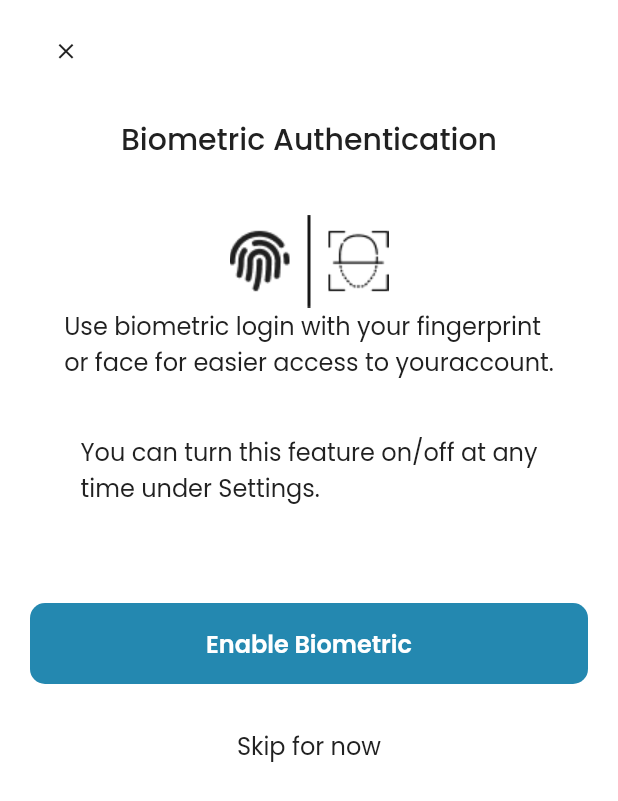
After one commit to sholarrh/compact_pay, a Flutter app: the Biometric_Auth screen opened directly, on a phone screen of 412 x 824 dp. The commit adds this screen. Shown: the top 801 px of the screen. Run offline on Flutter 3.47's test engine with Material 2 defaults, Android fonts, the light colour scheme and no system bars; our stand-ins replace google_fonts; statements that could not run were skipped.

Commit message:
third commit

```diff
--- /dev/null
+++ b/lib/screens/auth/Biometric Verification/biometric_auth.dart
@@ -0,0 +1,102 @@
+import 'package:flutter/material.dart';
+
+import '../../../utils/app_colors.dart';
+import '../../../widgets/my_button.dart';
+import '../../../widgets/my_text.dart';
+
+class Biometric_Auth extends StatefulWidget {
+  const Biometric_Auth({Key? key}) : super(key: key);
+
+  @override
+  State<Biometric_Auth> createState() => _Biometric_AuthState();
+}
+
+class _Biometric_AuthState extends State<Biometric_Auth> {
+  @override
+  Widget build(BuildContext context) {
+    return Scaffold(
+      backgroundColor: white,
+      body: SingleChildScrollView(
+        child: SafeArea(
+          child: Padding(
+            padding: const EdgeInsets.only(left: 20, right: 20),
+            child: Center(
+              child: Column(
+                children: [
+                  Padding(
+                    padding: const EdgeInsets.only(top: 10,),
+                    child: Row(
+                      mainAxisAlignment: MainAxisAlignment.start,
+                      children: [
+                        IconButton(
+                          icon: const Icon(Icons.close),
+                          color: black2121,
+                          iconSize: 17,
+                          onPressed: () {
+                            Navigator.pop(context);
+                          },
+                        ),
+                      ],
+                    ),
+                  ),
+                  SizedBox(height:20),
+
+                  MyText('Biometric Authentication',
+                    fontSize: 20,
+                    fontWeight: FontWeight.w500 ,
+                    color: black2121,
+                  ),
+                  SizedBox(height:35),
+                  Image.asset('assets/images/face.png'),
+                  MyText('Use biometric login with your fingerprint\n'
+                    'or face for easier access to your'
+                    'account.',
+                    fontSize: 16,
+                    fontWeight: FontWeight.w400 ,
+                    color: black2121,
+                  ),
+                  SizedBox(height:36 ),
+                  MyText('You can turn this feature on/off at any\n'
+                    'time under Settings.',
+                    fontSize: 16,
+                    fontWeight: FontWeight.w400 ,
+                    color: black2121,
+                  ),
+                  SizedBox(height:60 ),
+                  MyButton(
+                    child: Container(
+                      height: 54,
+                      width: double.infinity,
+                      decoration: BoxDecoration(
+                        color: mainBlue,
+                        borderRadius: BorderRadius.circular(10),
+                      ),
+                      child: Center(
+                        child: MyText(
+                          'Enable Biometric',
+                          color: white,
+                          fontFamily: 'Poppins',
+                          fontSize: 16,
+                          fontWeight: FontWeight.w600,
+                        ),
+                      ),
+                    ),
+                  ),
+                  SizedBox(height:24 ),
+                  GestureDetector(
+                    onTap: (){},
+                        child: MyText('Skip for now',
+                          fontSize: 16,
+                          fontWeight: FontWeight.w400 ,
+                          color: black2121,
+                        ),
+                    ),
+                  ]
+              ),
+            ),
+          ),
+        ),
+      ),
+    );
+  }
+  }
```
Also changed, not shown: lib/main.dart (+20 -19 lines), lib/screens/SplashScreen/change_pin.dart (added, +125 -0 lines), lib/screens/auth/Biometric Verification/add_biometric.dart (added, +104 -0 lines), lib/screens/auth/Biometric Verification/enable_biometric.dart (added, +102 -0 lines), lib/screens/onboarding/onboarding.dart (+126 -0 lines), lib/utils/app_colors.dart (+7 -3 lines), assets/images/face.png (added).
